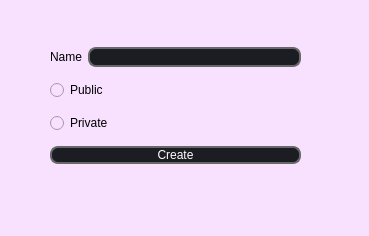
Above: UI/w_createdeck/createdeck.ui from Saigz/task_tracker_qt before the change. Below: the same form after it.
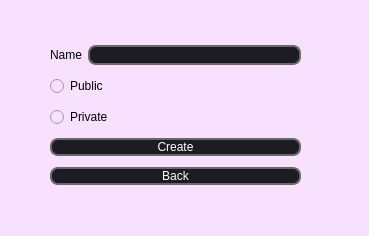
That is the form after the change.

```diff
--- a/UI/w_createdeck/createdeck.ui
+++ b/UI/w_createdeck/createdeck.ui
@@ -22,7 +22,7 @@
      <x>50</x>
      <y>40</y>
      <width>251</width>
-     <height>131</height>
+     <height>150</height>
     </rect>
    </property>
    <layout class="QVBoxLayout" name="verticalLayout">
@@ -116,6 +116,32 @@
       </property>
      </widget>
     </item>
+    <item>
+     <widget class="QPushButton" name="btn_back">
+      <property name="styleSheet">
+       <string notr="true">QPushButton {
+	border: 2px solid rgb(104, 104, 104);
+	border-radius: 8px;
+	padding-left: auto;
+    padding-right: auto;
+	color: rgb(255, 255, 255);
+	background-color: rgb(27, 29, 35);
+	font: 600 12pt &quot;Montserrat SemiBold&quot;;
+}
+QPushButton:hover {
+	border: 2px solid rgb(85, 170, 255);
+	background-color: rgb(43, 45, 56);
+}
+QPushButton:focus {
+	border: 2px solid rgb(48, 50, 62);
+}
+</string>
+      </property>
+      <property name="text">
+       <string>Back</string>
+      </property>
+     </widget>
+    </item>
    </layout>
   </widget>
  </widget>
```
Left out of the diff: 3 changed lines with no effect on the pictures.
